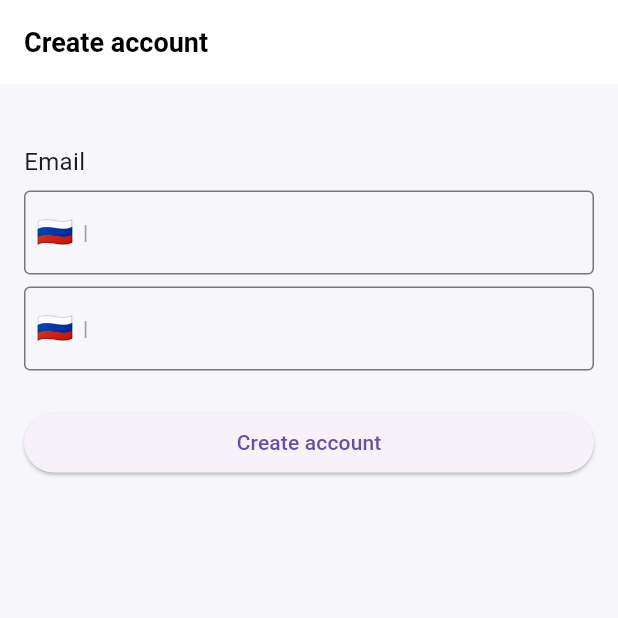
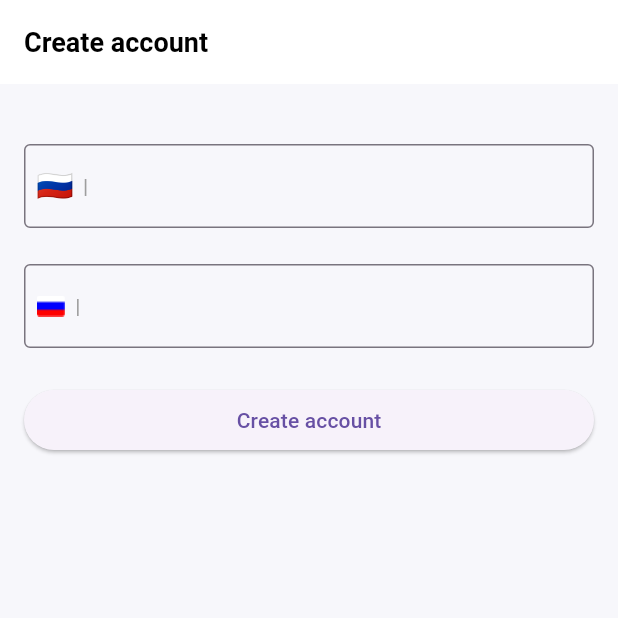
Before and after one commit to Kirus1930/PKS_Task_6, a Flutter app: the screen it shows after launch, on a phone screen of 412 x 824 dp, the top half of it. Run offline on Flutter 3.47's test engine with Material 3 defaults, Android fonts, the phone set to English and light mode, and no system bars.

Commit message:
Update create_account_screen.dart

```diff
--- a/madshop_ui_eremin/lib/screens/create_account_screen.dart
+++ b/madshop_ui_eremin/lib/screens/create_account_screen.dart
@@ -19,9 +19,7 @@ class CreateAccountScreen extends StatelessWidget {
           crossAxisAlignment: CrossAxisAlignment.stretch,
           children: [
             const SizedBox(height: 24),
-            const Text('Email', style: TextStyle(fontSize: 16)),
-            const SizedBox(height: 8),
-            TextField(
+            TextFormField(
               keyboardType: TextInputType.emailAddress,
               decoration: InputDecoration(
                 border: const OutlineInputBorder(),
@@ -40,8 +38,10 @@ class CreateAccountScreen extends StatelessWidget {
                   ),
                 ),
               ),
+              validator: (v) =>
+                  (v == null || v.trim().isEmpty) ? 'Email' : null,
             ),
-            const SizedBox(height: 8),
+            const SizedBox(height: 24),
             TextField(
               controller: phoneController,
               keyboardType: TextInputType.phone,
@@ -52,10 +52,8 @@ class CreateAccountScreen extends StatelessWidget {
                   child: Row(
                     mainAxisSize: MainAxisSize.min,
                     children: [
-                      // A small flag (use an asset or emoji). This is used instead of "+7".
-                      // To replace with exported flag from Figma, put flag image into assets/images/flag_ru.png
-                      // and replace Text('🇷🇺') below with Image.asset('assets/images/flag_ru.png', width:20,height:14)
-                      const Text('🇷🇺', style: TextStyle(fontSize: 20)),
+                      Image.asset('assets/images/flag_ru.png',
+                          width: 20, height: 14),
                       const SizedBox(width: 6),
                       const Text('|', style: TextStyle(color: Colors.grey)),
                     ],
```
